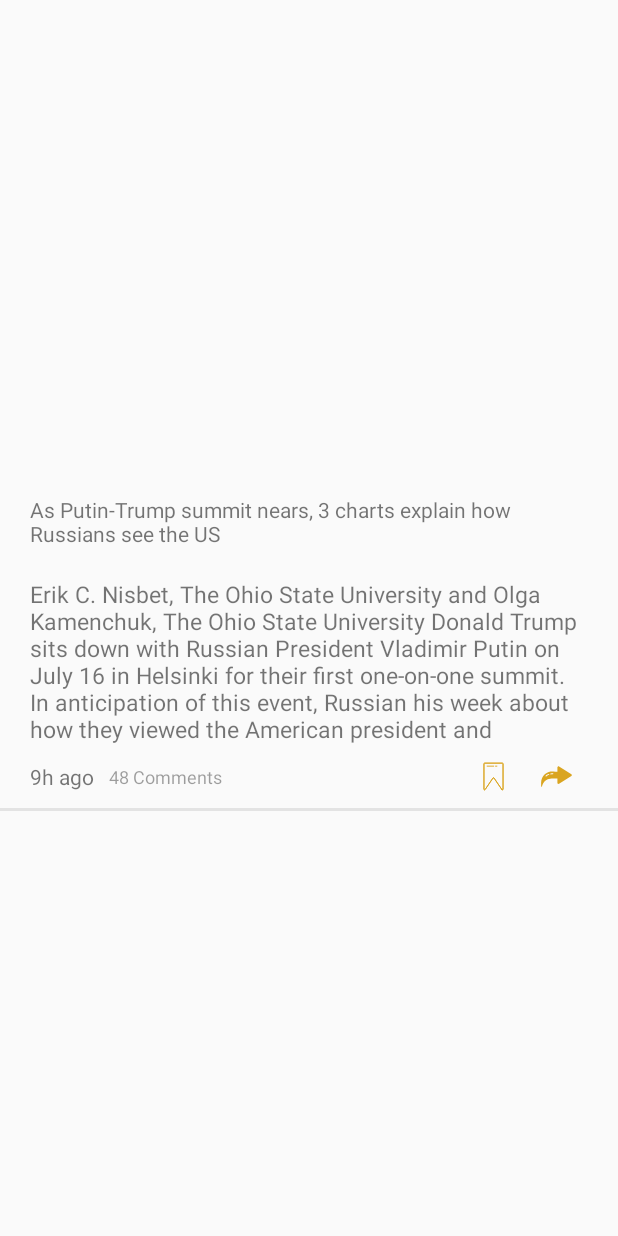
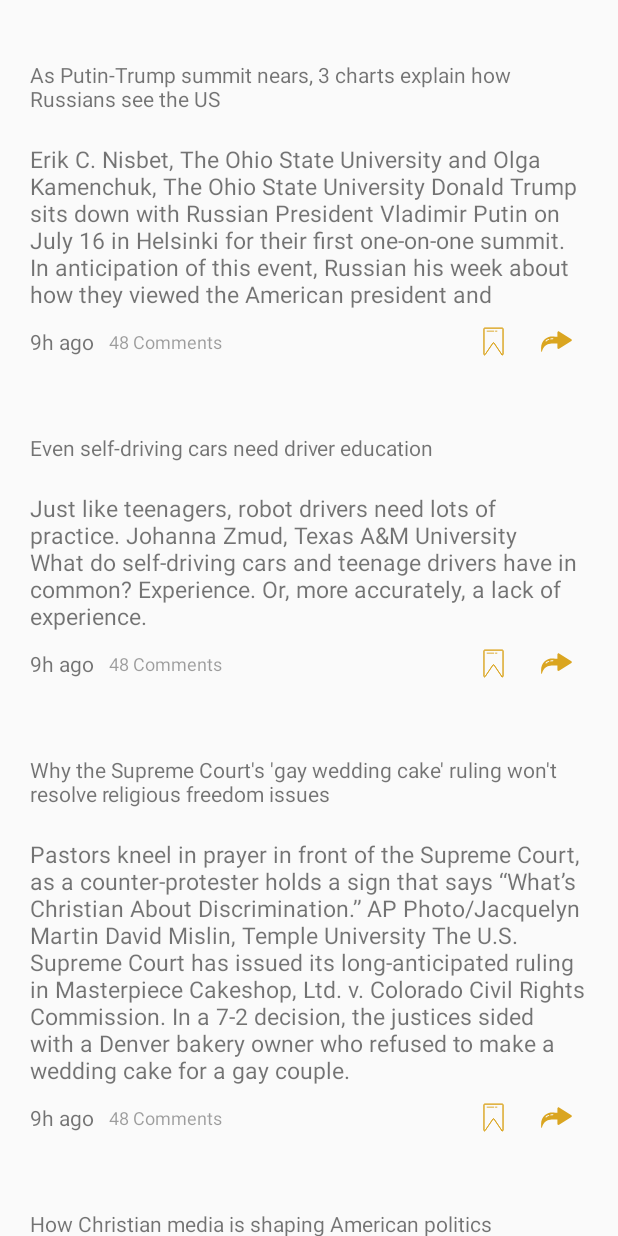
Before and after one commit to mohamedebrahim96/AVAZ, an Android app: the fragment FirstFragment shown on its own in the app's theme, on a phone screen of 412 x 824 dp. Run offline under Robolectric (Android 15) with nearby library versions, the phone set to English and light mode, and no system bars; pictures from the network do not load.

```diff
--- a/app/src/main/java/com/vacuum/avaz/Adapters/ArticleAdapter.kt
+++ b/app/src/main/java/com/vacuum/avaz/Adapters/ArticleAdapter.kt
@@ -28,7 +28,6 @@ class ArticleAdapter(val items_article: ArrayList<Article>, val context: Context
         holder?.description?.text = items_article[position].description
         Glide.with(context)
                 .load(items_article[position].poster)
-                .asBitmap().centerCrop()
                 .into(holder?.poster)
 
     }
--- a/app/src/main/java/com/vacuum/avaz/Fragments/FirstFragment.kt
+++ b/app/src/main/java/com/vacuum/avaz/Fragments/FirstFragment.kt
@@ -33,7 +33,7 @@ class FirstFragment : Fragment() {
         return view
     }
     fun addarticles() {
-        articles.add(Article("As Putin-Trump summit nears, 3 charts explain how Russians see the US","Erik C. Nisbet, The Ohio State University and Olga Kamenchuk, The Ohio State University Donald Trump sits down with Russian President Vladimir Putin on July 16 in Helsinki for their first one-on-one summit. In anticipation of this event, Russian his week about how they viewed the American president and","https://images.pexels.com/photos/261949/pexels-photo-261949.jpeg?auto=compress&cs=tinysrgb&h=650&w=940"))
+        articles.add(Article("As Putin-Trump summit nears, 3 charts explain how Russians see the US","Erik C. Nisbet, The Ohio State University and Olga Kamenchuk, The Ohio State University Donald Trump sits down with Russian President Vladimir Putin on July 16 in Helsinki for their first one-on-one summit. In anticipation of this event, Russian his week about how they viewed the American president and","https://fm.cnbc.com/applications/cnbc.com/resources/img/editorial/2018/07/18/105337885-1531930154754gettyimages-1000791830.600x350.jpeg?v=1532091402"))
         articles.add(Article("Even self-driving cars need driver education","Just like teenagers, robot drivers need lots of practice. Johanna Zmud, Texas A&M University What do self-driving cars and teenage drivers have in common? Experience. Or, more accurately, a lack of experience.","https://images.theconversation.com/files/225522/original/file-20180629-117367-1uscrkc.jpg?ixlib=rb-1.1.0&q=45&auto=format&w=754&fit=clip"))
         articles.add(Article("Why the Supreme Court's 'gay wedding cake' ruling won't resolve religious freedom issues","Pastors kneel in prayer in front of the Supreme Court, as a counter-protester holds a sign that says “What’s Christian About Discrimination.” AP Photo/Jacquelyn Martin David Mislin, Temple University The U.S. Supreme Court has issued its long-anticipated ruling in Masterpiece Cakeshop, Ltd. v. Colorado Civil Rights Commission. In a 7-2 decision, the justices sided with a Denver bakery owner who refused to make a wedding cake for a gay couple.","https://images.pexels.com/photos/261949/pexels-photo-261949.jpeg?auto=compress&cs=tinysrgb&h=650&w=940"))
         articles.add(Article("How Christian media is shaping American politics","President Donald Trump with televangelist Rev. Pat Robertson. AP Photo/Steve Helber Jason C. Bivins, North Carolina State University For Americans growing up between the 1950s and the 1980s, religion was not a regular presence on television. Aside from Sunday morning shows or occasional commercials, religious programming issued end-time warnings, sought monetary contributions, or staged faith healings. But it did not cover news.","https://images.theconversation.com/files/220026/original/file-20180522-51105-p4w2a9.jpg?ixlib=rb-1.1.0&q=45&auto=format&w=754&fit=clip"))
--- a/app/src/main/java/com/vacuum/avaz/Utils/Utility.kt
+++ b/app/src/main/java/com/vacuum/avaz/Utils/Utility.kt
@@ -2,7 +2,6 @@ package com.vacuum.avaz.Utils
 import android.app.Activity
 import android.content.Intent
 import com.vacuum.avaz.Activities.SettingsActivity
-import com.vacuum.avaz.MainActivity
 import com.vacuum.avaz.R
 
 
--- a/app/src/main/res/layout/activity_main.xml
+++ b/app/src/main/res/layout/activity_main.xml
@@ -18,6 +18,7 @@
         android:layout_width="wrap_content"
         android:layout_height="match_parent"
         android:layout_gravity="start"
+        style="?navigationview"
         app:menu="@menu/homepage_leftdrawer" />
 
 </android.support.v4.widget.DrawerLayout>
--- a/app/src/main/res/layout/article_list_item.xml
+++ b/app/src/main/res/layout/article_list_item.xml
@@ -13,7 +13,9 @@
         style="?recyclerview_post" />
     <ImageView
         android:layout_width="match_parent"
-        android:layout_height="250dp"
+        android:layout_height="wrap_content"
+        android:scaleType="fitStart"
+        android:adjustViewBounds="true"
         android:id="@+id/poster"
         />
     <TextView
@@ -69,6 +71,7 @@
             android:layout_height="42dp"
             android:scaleType="centerCrop"
             android:background="@drawable/if_jee_67_2180667"
+            style="icons"
             />
         <ImageView
             android:layout_width="42dp"
@@ -77,11 +80,5 @@
             android:src="@drawable/if_sed_01_2232584"
             />
     </LinearLayout>
-    <View
-        android:layout_width="match_parent"
-        android:layout_height="2dp"
-        android:background="@color/grey"
-        android:alpha="0.5"
-        />
 
 </LinearLayout>
--- a/app/src/main/res/layout/content_home.xml
+++ b/app/src/main/res/layout/content_home.xml
@@ -41,6 +41,6 @@
         android:id="@+id/viewpager_main"
         android:layout_width="match_parent"
         android:layout_height="wrap_content"
-        android:paddingTop="40dp"
+        android:layout_marginTop="0dp"
         app:layout_constraintTop_toBottomOf="@+id/tabs_main"/>
 </android.support.design.widget.CoordinatorLayout>
--- a/app/src/main/res/layout/fragment_first.xml
+++ b/app/src/main/res/layout/fragment_first.xml
@@ -8,8 +8,7 @@
         android:id="@+id/rv_article_list"
         android:layout_width="match_parent"
         android:layout_height="match_parent"
-        android:layout_marginTop="40dp"
-       style="?recyclerview_post"
+        style="?recyclerview_post"
         />
 
 </LinearLayout>
--- a/app/src/main/res/values/attrs.xml
+++ b/app/src/main/res/values/attrs.xml
@@ -9,5 +9,7 @@
     <attr name="recyclerview_post" format="reference" />
     <attr name="toolbar" format="reference" />
     <attr name="toolbar_logo" format="reference" />
+    <attr name="navigationview" format="reference" />
+    <attr name="icons" format="reference" />
 
 </resources>
--- a/app/src/main/res/values/colors.xml
+++ b/app/src/main/res/values/colors.xml
@@ -4,8 +4,9 @@
     <color name="colorPrimaryDark">#a1a1a1</color>
     <color name="colorAccent">#000</color>
     <color name="white">#fff</color>
+    <color name="white2">#f0f0f0</color>
     <color name="black">#000</color>
-    <color name="grey">#cccccc</color>
+    <color name="grey">#c2c2c2</color>
     <color name="dark_grey">#333333</color>
     <color name="dark_grey2">#1a1a1a</color>
 
--- a/app/src/main/res/values/themes.xml
+++ b/app/src/main/res/values/themes.xml
@@ -15,6 +15,8 @@
 
         <item name="toolbar">@style/toolbar_light</item>
         <item name="toolbar_logo">@style/toolbar_logo_light</item>
+        <item name="navigationview">@style/navigationview_light</item>
+
     </style>
 
     <style name="Dark_Theme" parent="Theme.AppCompat.DayNight.NoActionBar">
@@ -31,6 +33,8 @@
         <item name="recyclerview_post">@style/recyclerview_post_dark</item>
         <item name="toolbar">@style/toolbar_dark</item>
         <item name="toolbar_logo">@style/toolbar_logo_dark</item>
+        <item name="navigationview">@style/navigationview_dark</item>
+
     </style>
 
 </resources>
```
Also changed, not shown: app/src/main/res/drawable/background_post_shadow.xml (added, +20 -0 lines), app/src/main/res/values/styles.xml (+13 -3 lines).
